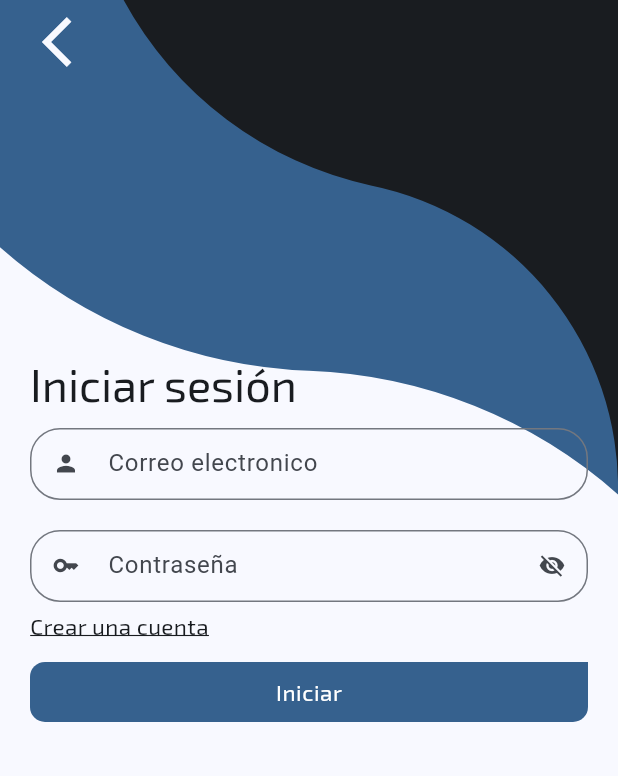
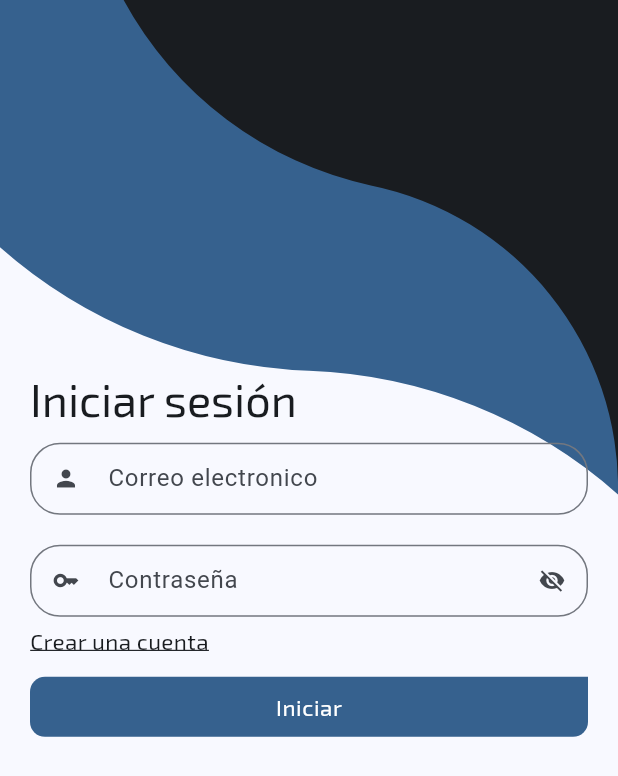
Before and after one commit to MateoLl1/ClinicaMovile, a Flutter app: the screen it shows after launch, on a phone screen of 412 x 824 dp. Shown: the top 776 px of the screen. Run offline on Flutter 3.47's test engine with Material 3 defaults, Android fonts, the phone set to English and light mode, and no system bars; our stand-ins replace animate_do, date_field, dio, flutter_riverpod, go_router, google_fonts; project files that could hold a hidden picture were left out.

Commit message:
login conexion y validacion

```diff
--- a/lib/config/router/app_router.dart
+++ b/lib/config/router/app_router.dart
@@ -2,16 +2,16 @@ import 'package:go_router/go_router.dart';
 import 'package:medi_meet/presentation/screens/screens.dart';
 
 final appRouter = GoRouter(
-  initialLocation: '/login',
+  initialLocation: '/',
   routes: [
 
     GoRoute(
-      path: '/',
+      path: '/dashboard',
       builder: (context, state) => const HomeScreen(),
     ),
 
     GoRoute(
-      path: '/login',
+      path: '/',
       builder: (context, state) => const LoginScreen(),
     ),
 
--- a/lib/domain/datasources/clinica_datasource.dart
+++ b/lib/domain/datasources/clinica_datasource.dart
@@ -3,5 +3,5 @@
 
 abstract class ClinicaDatasource {
 
-  Future<bool> validarCredenciales(String email,String password);
+  Future<String> validarCredenciales(String email,String password);
 }
--- a/lib/domain/repositories/clinica_repository.dart
+++ b/lib/domain/repositories/clinica_repository.dart
@@ -5,5 +5,5 @@
 
 abstract class ClinicaRepository {
 
-  Future<bool> validarCredenciales(String email,String password);
+  Future<String> validarCredenciales(String email,String password);
 }
--- /dev/null
+++ b/lib/infrastructure/infrastructure.dart
@@ -0,0 +1,4 @@
+
+
+export './datasources/medi_meet_datasource.dart';
+export './repositories/clinica_repository_impl.dart';
--- a/lib/infrastructure/repositories/clinica_repository_impl.dart
+++ b/lib/infrastructure/repositories/clinica_repository_impl.dart
@@ -9,7 +9,7 @@ class ClinicaRepositoryImpl extends ClinicaRepository {
   ClinicaRepositoryImpl({required this.datasource});
 
   @override
-  Future<bool> validarCredenciales(String email, String password) {
+  Future<String> validarCredenciales(String email, String password) {
     return datasource.validarCredenciales(email, password);
   }
 
--- a/lib/presentation/providers/providers.dart
+++ b/lib/presentation/providers/providers.dart
@@ -1,2 +1,4 @@
 
 export 'theme/dark_theme_provider.dart';
+export './repositories/clinica_repository_provider.dart';
+export './auth/usuario_provider.dart';
--- a/lib/presentation/screens/forms/login/login_screen.dart
+++ b/lib/presentation/screens/forms/login/login_screen.dart
@@ -1,8 +1,10 @@
 
-// ignore_for_file: unused_element
+// ignore_for_file: unused_element, use_build_context_synchronously
 
 import 'package:flutter/material.dart';
+import 'package:flutter_riverpod/flutter_riverpod.dart';
 import 'package:go_router/go_router.dart';
+import 'package:medi_meet/infrastructure/datasources/medi_meet_datasource.dart';
 import 'package:medi_meet/presentation/painters/painters.dart';
 import 'package:medi_meet/presentation/widgets/widgets.dart';
 
@@ -25,20 +27,10 @@ class LoginScreen extends StatelessWidget {
           child: ListView(
             children: [
 
-              Align(
-                alignment: Alignment.centerLeft,
-                child: IconButton(
-                  icon: Icon(
-                    Icons.arrow_back_ios,
-                    size: 40,
-                    color: colorList.background,
-                  ),
-                  onPressed: () =>  context.pop(),
-                ),
-              ),
+
 
               Padding(
-                padding: EdgeInsets.symmetric(vertical: size.height*.22),
+                padding: EdgeInsets.symmetric(vertical: size.height*.3),
                 child: const _LoginFormView(),
               )
 
@@ -51,16 +43,16 @@ class LoginScreen extends StatelessWidget {
   }
 }
 
-class _LoginFormView extends StatefulWidget {
+class _LoginFormView extends ConsumerStatefulWidget {
   const _LoginFormView();
 
   @override
-  State<_LoginFormView> createState() => _LoginFormViewState();
+  _LoginFormViewState createState() => _LoginFormViewState();
 }
 final _formKey = GlobalKey<FormState>();
 String _email = '';
 String _password = '';
-class _LoginFormViewState extends State<_LoginFormView> {
+class _LoginFormViewState extends ConsumerState<_LoginFormView> {
   @override
   Widget build(BuildContext context) {
     final textStyle = Theme.of(context).textTheme;
@@ -125,10 +117,15 @@ class _LoginFormViewState extends State<_LoginFormView> {
             width: double.infinity,
             child: CustomFilledButton(
               label: 'Iniciar',
-              onPressed: () {
+              onPressed: ()async {
                 final isValidForm = _formKey.currentState?.validate();
                 if ( !isValidForm! ) return;
-                scaffoldMessage(context, 'Cargando datos');
+
+                final response = await MediMeetDatasource().validarCredenciales(_email, _password);
+                scaffoldMessage(context, response);
+                if (response == 'Bienvenido') {
+                  context.go('/dashboard');
+                }
               },
             ),
           )
```
Also changed, not shown: lib/infrastructure/datasources/medi_meet_datasource.dart (+12 -5 lines), lib/infrastructure/models/get_usuario_model.dart (added, +47 -0 lines), lib/presentation/providers/auth/usuario_provider.dart (added, +20 -0 lines), lib/presentation/providers/repositories/clinica_repository_provider.dart (added, +7 -0 lines).
